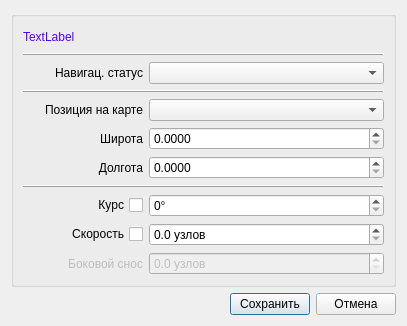
This is Emulator_test/sv_navstateditor.ui in breton75/R_Card_test as Qt 5 draws it before an edit. The edited form follows.
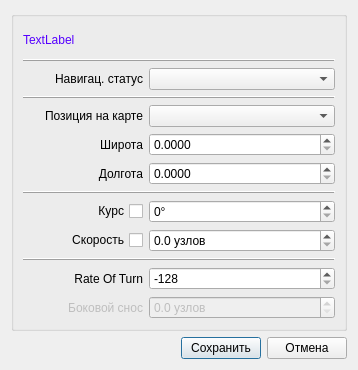
This is the edited form.

Patch:
```diff
--- a/Emulator_test/sv_navstateditor.ui
+++ b/Emulator_test/sv_navstateditor.ui
@@ -6,20 +6,20 @@
    <rect>
     <x>0</x>
     <y>0</y>
-    <width>407</width>
-    <height>326</height>
+    <width>358</width>
+    <height>370</height>
    </rect>
   </property>
   <property name="minimumSize">
    <size>
     <width>0</width>
-    <height>326</height>
+    <height>370</height>
    </size>
   </property>
   <property name="maximumSize">
    <size>
     <width>16777215</width>
-    <height>326</height>
+    <height>370</height>
    </size>
   </property>
   <property name="windowTitle">
@@ -32,21 +32,6 @@
       <string/>
      </property>
      <layout class="QVBoxLayout" name="verticalLayout">
-      <property name="spacing">
-       <number>6</number>
-      </property>
-      <property name="leftMargin">
-       <number>9</number>
-      </property>
-      <property name="topMargin">
-       <number>9</number>
-      </property>
-      <property name="rightMargin">
-       <number>9</number>
-      </property>
-      <property name="bottomMargin">
-       <number>9</number>
-      </property>
       <item>
        <widget class="QLabel" name="label">
         <property name="styleSheet">
@@ -365,6 +350,64 @@
         </item>
        </layout>
       </item>
+      <item>
+       <widget class="QFrame" name="frame_4">
+        <property name="frameShape">
+         <enum>QFrame::HLine</enum>
+        </property>
+        <property name="frameShadow">
+         <enum>QFrame::Raised</enum>
+        </property>
+       </widget>
+      </item>
+      <item>
+       <layout class="QHBoxLayout" name="horizontalLayout_18">
+        <item>
+         <widget class="QLabel" name="label_11">
+          <property name="minimumSize">
+           <size>
+            <width>120</width>
+            <height>0</height>
+           </size>
+          </property>
+          <property name="maximumSize">
+           <size>
+            <width>60</width>
+            <height>16777215</height>
+           </size>
+          </property>
+          <property name="font">
+           <font>
+            <weight>50</weight>
+            <bold>false</bold>
+           </font>
+          </property>
+          <property name="text">
+           <string>Rate Of Turn</string>
+          </property>
+          <property name="alignment">
+           <set>Qt::AlignRight|Qt::AlignTrailing|Qt::AlignVCenter</set>
+          </property>
+         </widget>
+        </item>
+        <item>
+         <widget class="QSpinBox" name="spinROT">
+          <property name="suffix">
+           <string/>
+          </property>
+          <property name="minimum">
+           <number>-128</number>
+          </property>
+          <property name="maximum">
+           <number>127</number>
+          </property>
+          <property name="value">
+           <number>-128</number>
+          </property>
+         </widget>
+        </item>
+       </layout>
+      </item>
       <item>
        <layout class="QHBoxLayout" name="horizontalLayout_17">
         <item>
```
